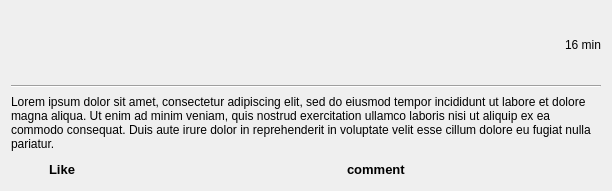
Qt form qtGuiApplication/card.ui (List28/COSC345-Project) before a commit.
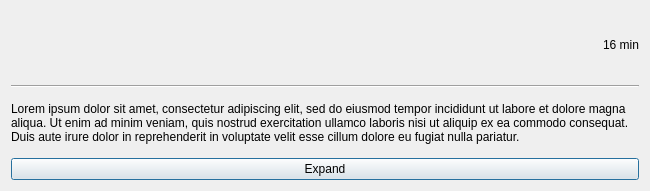
The same form after that commit. Icons and pictures are not drawn.

Commit message: Added expansion card functionality

Patch:
```diff
--- a/qtGuiApplication/card.ui
+++ b/qtGuiApplication/card.ui
@@ -6,7 +6,7 @@
    <rect>
     <x>0</x>
     <y>0</y>
-    <width>612</width>
+    <width>650</width>
     <height>191</height>
    </rect>
   </property>
@@ -96,80 +96,15 @@
    <item>
     <layout class="QHBoxLayout" name="horizontalLayout_3">
      <item>
-      <widget class="QLabel" name="label_5">
-       <property name="maximumSize">
-        <size>
-         <width>32</width>
-         <height>22</height>
-        </size>
-       </property>
+      <widget class="QPushButton" name="expandButton">
        <property name="text">
-        <string/>
+        <string>Expand</string>
        </property>
-       <property name="pixmap">
-        <pixmap resource="icons.qrc">:/like-solid.svg</pixmap>
-       </property>
-       <property name="scaledContents">
+       <property name="default">
         <bool>true</bool>
        </property>
-      </widget>
-     </item>
-     <item>
-      <widget class="QLabel" name="label_4">
-       <property name="maximumSize">
-        <size>
-         <width>16777215</width>
-         <height>22</height>
-        </size>
-       </property>
-       <property name="font">
-        <font>
-         <pointsize>10</pointsize>
-         <weight>75</weight>
-         <bold>true</bold>
-        </font>
-       </property>
-       <property name="text">
-        <string>Like</string>
-       </property>
-      </widget>
-     </item>
-     <item>
-      <widget class="QLabel" name="label_7">
-       <property name="maximumSize">
-        <size>
-         <width>32</width>
-         <height>22</height>
-        </size>
-       </property>
-       <property name="text">
-        <string/>
-       </property>
-       <property name="pixmap">
-        <pixmap resource="icons.qrc">:/chat-solid.svg</pixmap>
-       </property>
-       <property name="scaledContents">
-        <bool>true</bool>
-       </property>
-      </widget>
-     </item>
-     <item>
-      <widget class="QLabel" name="label_6">
-       <property name="maximumSize">
-        <size>
-         <width>16777215</width>
-         <height>22</height>
-        </size>
-       </property>
-       <property name="font">
-        <font>
-         <pointsize>10</pointsize>
-         <weight>75</weight>
-         <bold>true</bold>
-        </font>
-       </property>
-       <property name="text">
-        <string>comment</string>
+       <property name="flat">
+        <bool>false</bool>
        </property>
       </widget>
      </item>
```
Left out of the diff: 28 changed lines with no effect on the pictures. The commit also changes 10 other files.
